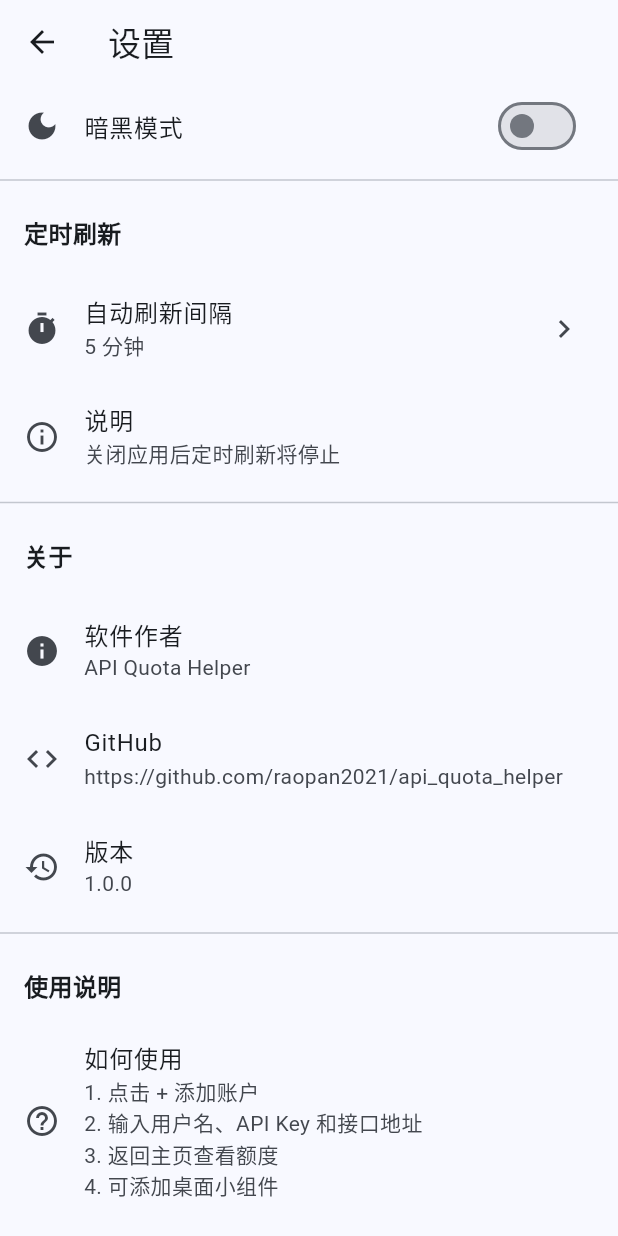
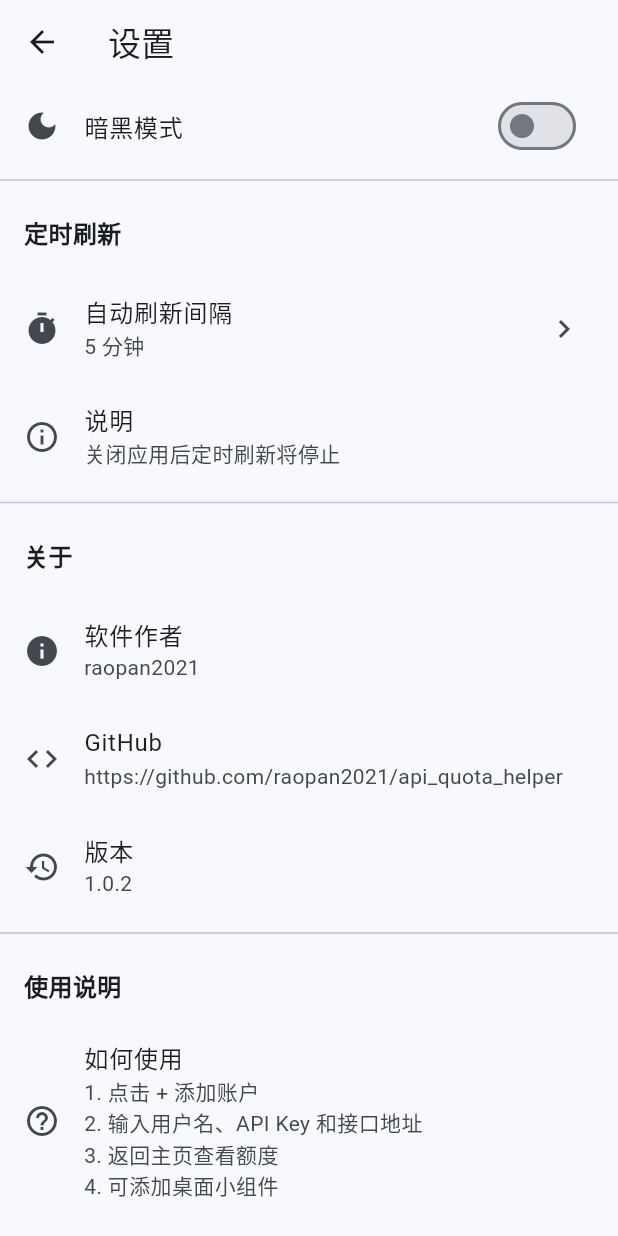
Before and after one commit to raopan2021/api_quota_helper, a Flutter app: the SettingsPage screen opened directly, on a phone screen of 412 x 824 dp. Run offline on Flutter 3.47's test engine with Material 3 defaults, Android fonts, the phone set to English and light mode, and no system bars; our stand-ins replace dio, shared_preferences; missing offline and left inert: home_widget; accounts and stored records are empty.

Commit message:
fix: update author to raopan2021 and version to 1.0.2

```diff
--- a/lib/pages/settings_page.dart
+++ b/lib/pages/settings_page.dart
@@ -73,7 +73,7 @@ class _SettingsPageState extends State<SettingsPage> {
           const ListTile(
             leading: Icon(Icons.info),
             title: Text('软件作者'),
-            subtitle: Text('API Quota Helper'),
+            subtitle: Text('raopan2021'),
           ),
           const ListTile(
             leading: Icon(Icons.code),
@@ -83,7 +83,7 @@ class _SettingsPageState extends State<SettingsPage> {
           const ListTile(
             leading: Icon(Icons.history),
             title: Text('版本'),
-            subtitle: Text('1.0.0'),
+            subtitle: Text('1.0.2'),
           ),
           const Divider(),
 
--- a/pubspec.yaml
+++ b/pubspec.yaml
@@ -16,7 +16,7 @@ publish_to: 'none' # Remove this line if you wish to publish to pub.dev
 # https://developer.apple.com/library/archive/documentation/General/Reference/InfoPlistKeyReference/Articles/CoreFoundationKeys.html
 # In Windows, build-name is used as the major, minor, and patch parts
 # of the product and file versions while build-number is used as the build suffix.
-version: 1.0.2
+version: 1.0.3
 
 environment:
   sdk: ^3.5.0
```
